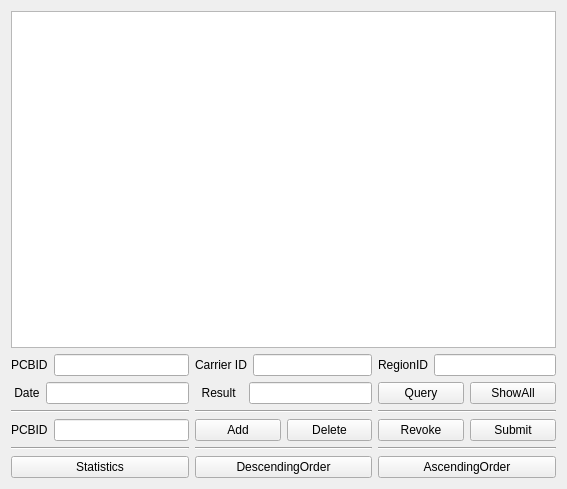
Above: PCBHumanReCheck/PCBHumanReCheck/mydatabasetable.ui from ZhangYY12345/PCBHumanReCheck before the change. Below: the same form after it.
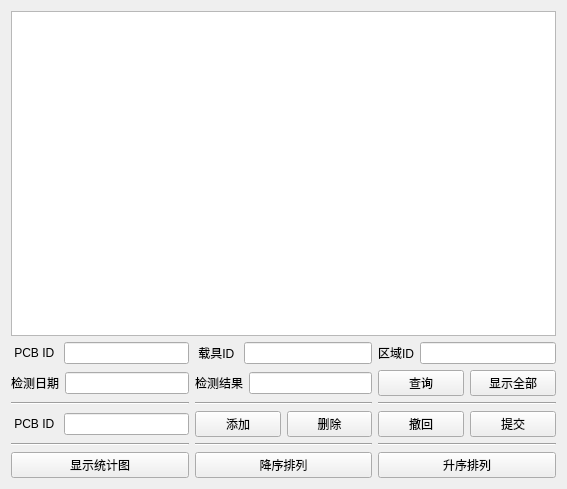
That is the form after the change.

What changed in the file:
```diff
--- a/PCBHumanReCheck/PCBHumanReCheck/mydatabasetable.ui
+++ b/PCBHumanReCheck/PCBHumanReCheck/mydatabasetable.ui
@@ -29,7 +29,7 @@
      <item row="5" column="2">
       <widget class="QPushButton" name="ascendButton">
        <property name="text">
-        <string>AscendingOrder</string>
+        <string>升序排列</string>
        </property>
       </widget>
      </item>
@@ -38,7 +38,7 @@
        <item>
         <widget class="QLabel" name="label">
          <property name="text">
-          <string>PCBID</string>
+          <string> PCB ID </string>
          </property>
         </widget>
        </item>
@@ -52,14 +52,14 @@
        <item>
         <widget class="QPushButton" name="addButton">
          <property name="text">
-          <string>Add</string>
+          <string>添加</string>
          </property>
         </widget>
        </item>
        <item>
         <widget class="QPushButton" name="deleteButton">
          <property name="text">
-          <string>Delete</string>
+          <string>删除</string>
          </property>
         </widget>
        </item>
@@ -70,7 +70,7 @@
        <item>
         <widget class="QLabel" name="label_2">
          <property name="text">
-          <string> Date</string>
+          <string>检测日期</string>
          </property>
         </widget>
        </item>
@@ -84,7 +84,7 @@
        <item>
         <widget class="QLabel" name="label_6">
          <property name="text">
-          <string>  Result  </string>
+          <string>检测结果</string>
          </property>
         </widget>
        </item>
@@ -98,14 +98,14 @@
        <item>
         <widget class="QPushButton" name="recallButton">
          <property name="text">
-          <string>Revoke</string>
+          <string>撤回</string>
          </property>
         </widget>
        </item>
        <item>
         <widget class="QPushButton" name="submitButton">
          <property name="text">
-          <string>Submit</string>
+          <string>提交</string>
          </property>
         </widget>
        </item>
@@ -116,14 +116,14 @@
        <item>
         <widget class="QPushButton" name="queryButton">
          <property name="text">
-          <string>Query</string>
+          <string>查询</string>
          </property>
         </widget>
        </item>
        <item>
         <widget class="QPushButton" name="showAllButton">
          <property name="text">
-          <string>ShowAll</string>
+          <string>显示全部</string>
          </property>
         </widget>
        </item>
@@ -134,7 +134,7 @@
        <item>
         <widget class="QLabel" name="label_5">
          <property name="text">
-          <string>RegionID</string>
+          <string>区域ID</string>
          </property>
         </widget>
        </item>
@@ -148,7 +148,7 @@
        <item>
         <widget class="QLabel" name="label_4">
          <property name="text">
-          <string>Carrier ID</string>
+          <string> 载具ID </string>
          </property>
         </widget>
        </item>
@@ -162,7 +162,7 @@
        <item>
         <widget class="QLabel" name="label_3">
          <property name="text">
-          <string>PCBID</string>
+          <string> PCB ID </string>
          </property>
         </widget>
        </item>
@@ -195,14 +195,14 @@
      <item row="5" column="1">
       <widget class="QPushButton" name="descendButton">
        <property name="text">
-        <string>DescendingOrder</string>
+        <string>降序排列</string>
        </property>
       </widget>
      </item>
      <item row="5" column="0">
       <widget class="QPushButton" name="statisticButton">
        <property name="text">
-        <string>Statistics</string>
+        <string>显示统计图</string>
        </property>
       </widget>
      </item>
```
